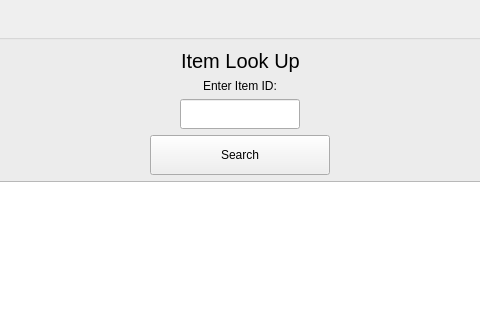
Above: Order66Inventory/itemlookup.ui from josephtrandev/COMS4103_Project before the change; both pictures show x 117 to 597 and y 0 to 320 of the 715 by 461 pixel window. Below: the same form after it.
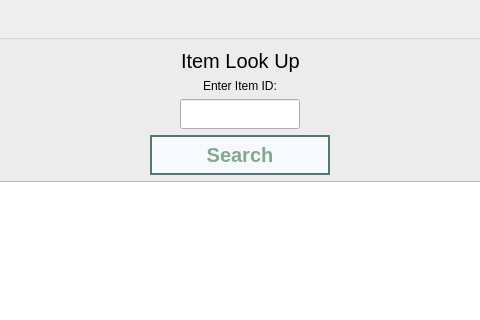
That is the form after the change.

Commit message: last for the night -btn design and table view fix

```diff
--- a/Order66Inventory/itemlookup.ui
+++ b/Order66Inventory/itemlookup.ui
@@ -93,6 +93,21 @@
               <height>40</height>
              </size>
             </property>
+            <property name="styleSheet">
+             <string notr="true">QPushButton{
+	font-size: 20px;
+	color: #84A98C;
+	font-weight: bold;
+	background: #f8f8ff;
+	border: 2px solid #52796f;
+}
+
+QPushButton:Hover{
+	background: #52796f;
+	font-size: 24px;
+	color: #f8f8ff
+}</string>
+            </property>
             <property name="text">
              <string>Search</string>
             </property>
```
The commit also changes 3 other files.
